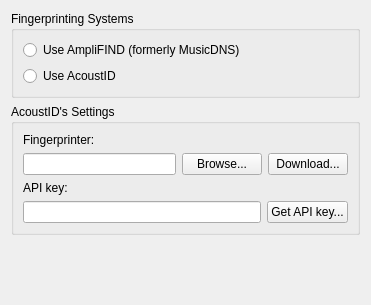
The window that ui/options_fingerprinting.ui (metabrainz/picard) describes before a commit, drawn with Qt 5.
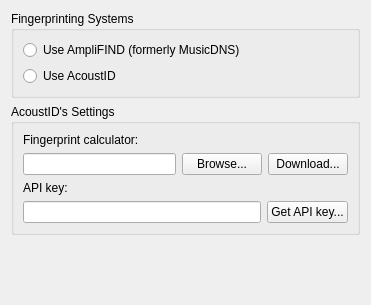
The same window after the commit.

Commit message: Change Fingerprinter to Fingerprint calculator

```diff
--- a/ui/options_fingerprinting.ui
+++ b/ui/options_fingerprinting.ui
@@ -43,7 +43,7 @@
       <item>
        <widget class="QLabel" name="label">
         <property name="text">
-         <string>Fingerprinter:</string>
+         <string>Fingerprint calculator:</string>
         </property>
        </widget>
       </item>
```
The commit also changes 1 other file.
